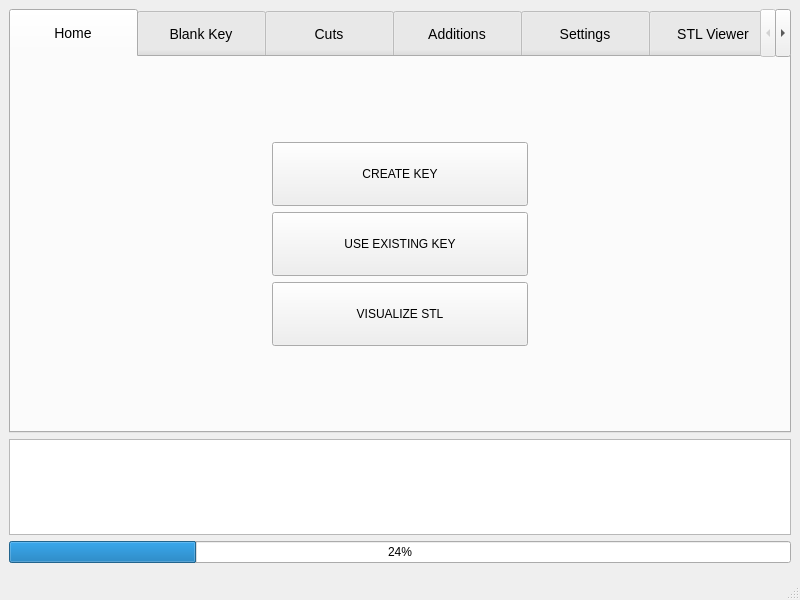
Qt form keybuilder/mainwindow.ui (QtWorks/keymanager) before a commit.
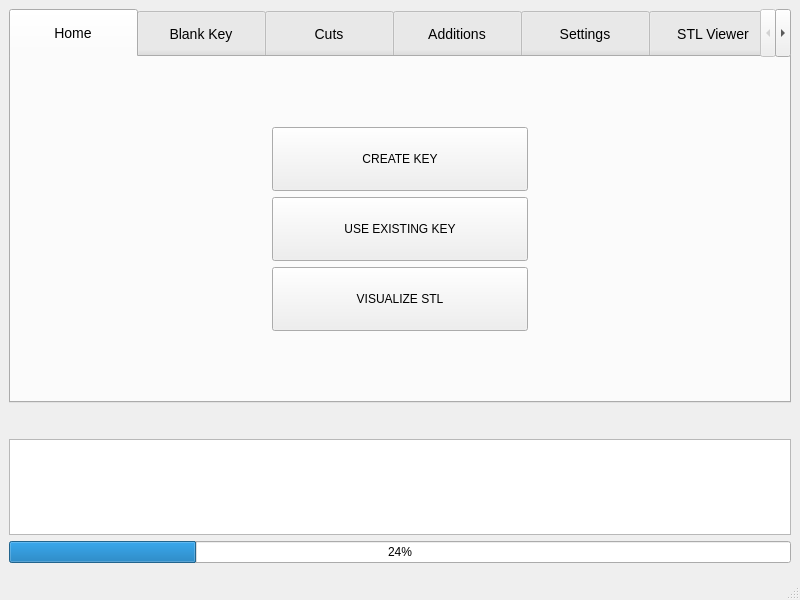
The same form after that commit. Icons and pictures are not drawn. Custom widgets are drawn as their Qt base class.

What changed in the file:
```diff
--- a/keybuilder/mainwindow.ui
+++ b/keybuilder/mainwindow.ui
@@ -457,6 +457,21 @@
     <item row="5" column="0">
      <widget class="LicenseWidget" name="licenseWidget" native="true"/>
     </item>
+    <item row="1" column="0">
+     <widget class="QLabel" name="hyperlinkLabel">
+      <property name="font">
+       <font>
+        <pointsize>16</pointsize>
+       </font>
+      </property>
+      <property name="styleSheet">
+       <string notr="true">color: orange</string>
+      </property>
+      <property name="text">
+       <string/>
+      </property>
+     </widget>
+    </item>
    </layout>
   </widget>
   <widget class="QMenuBar" name="menubar">
```
Left out of the diff: 38 changed lines with no effect on the pictures.
